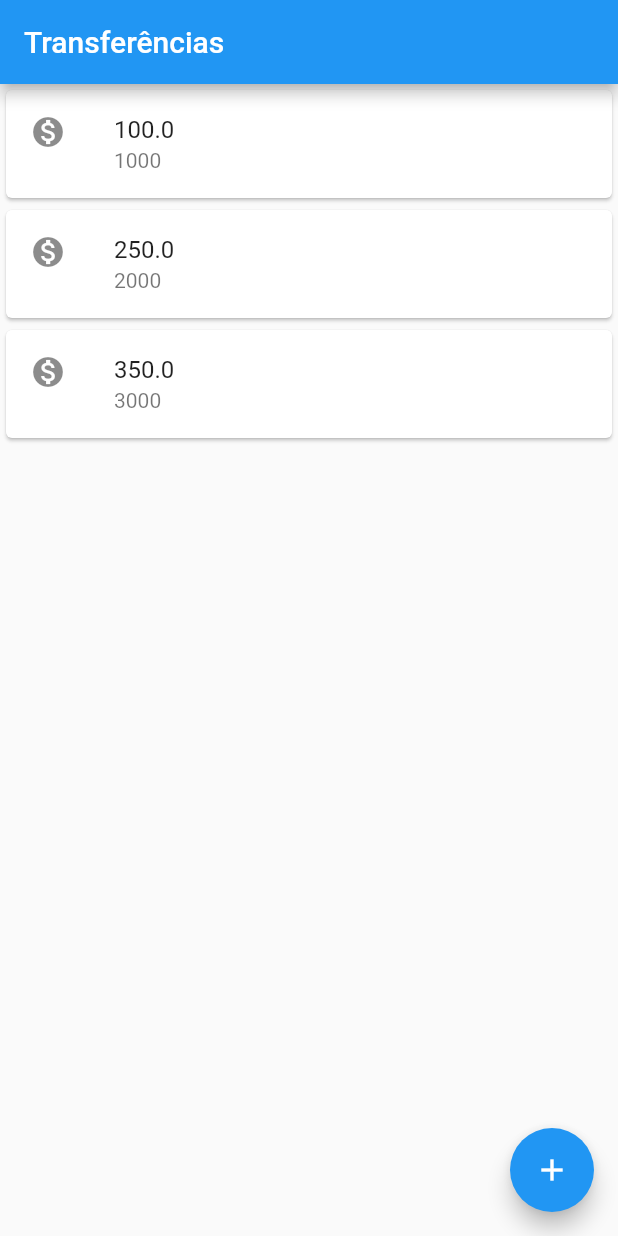
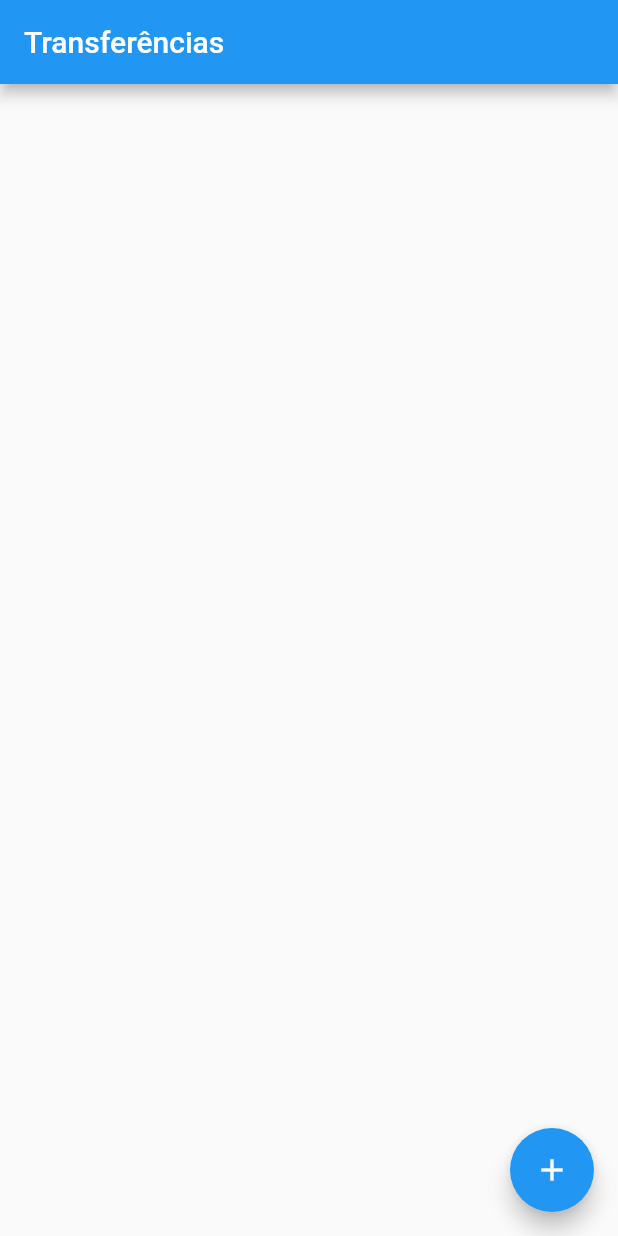
Before and after one commit to celsofilho82/Flutter, a Flutter app: the screen it shows after launch, on a phone screen of 412 x 824 dp. Run offline on Flutter 3.47's test engine with Material 2 defaults, Android fonts, the phone set to English and light mode, and no system bars.

```diff
--- a/bytebank/lib/main.dart
+++ b/bytebank/lib/main.dart
@@ -15,7 +15,7 @@ class ByteBankApp extends StatelessWidget {
 
 class FormularioTransferencia extends StatelessWidget {
   final TextEditingController _controladorCampoNumeroConta =
-      TextEditingController();
+  TextEditingController();
   final TextEditingController _controladorCampoValor = TextEditingController();
 
   @override
@@ -82,32 +82,31 @@ class Editor extends StatelessWidget {
 }
 
 class ListaTransferencias extends StatelessWidget {
+
+  final List<Transferencia> _transferencias = [];
+
   @override
   Widget build(BuildContext context) {
     return Scaffold(
       appBar: AppBar(
         title: Text('Transferências'),
       ),
-      body: Column(
-        children: <Widget>[
-          ItemTransferencia(
-            Transferencia(100.0, 1000),
-          ),
-          ItemTransferencia(
-            Transferencia(250.0, 2000),
-          ),
-          ItemTransferencia(
-            Transferencia(350.0, 3000),
-          ),
-        ],
+      body: ListView.builder(
+        itemCount: _transferencias.length,
+        itemBuilder: (context, indice){
+          final transferencia = _transferencias[indice];
+          return ItemTransferencia(transferencia);
+        }
       ),
       floatingActionButton: FloatingActionButton(
         onPressed: () {
-          final Future<Transferencia> future = Navigator.push(context, MaterialPageRoute(builder: (context) {
+          final Future<Transferencia> future = Navigator.push(
+              context, MaterialPageRoute(builder: (context) {
             return FormularioTransferencia();
           }));
           future.then((transferenciaRecebida) {
             debugPrint('$transferenciaRecebida');
+            _transferencias.add(transferenciaRecebida);
           });
         },
         child: Icon(Icons.add),
```
